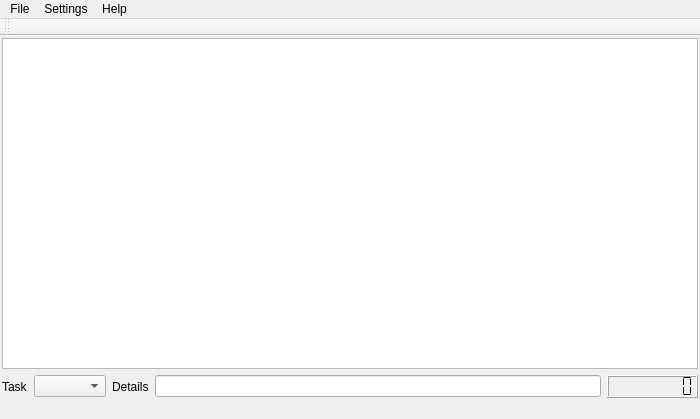
This is ui/whch.ui in Patriciasc/WHCH as Qt 5 draws it before an edit. The edited form follows.
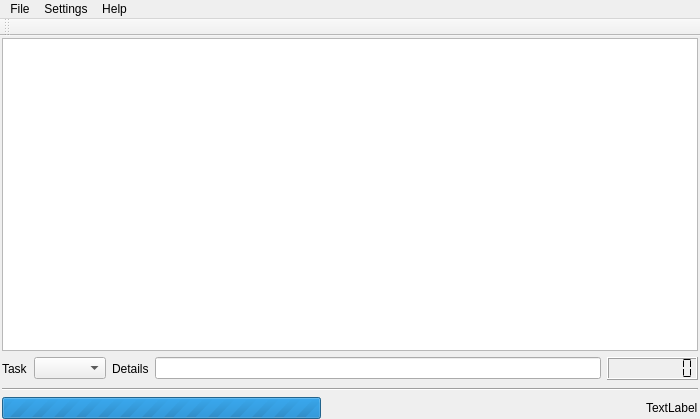
This is the edited form.

Commit message: Replaced Status bar with Status area and added notificacion label.

Diff of the .ui file:
```diff
--- a/ui/whch.ui
+++ b/ui/whch.ui
@@ -119,6 +119,47 @@
       </item>
      </layout>
     </item>
+    <item>
+     <widget class="Line" name="line">
+      <property name="orientation">
+       <enum>Qt::Horizontal</enum>
+      </property>
+     </widget>
+    </item>
+    <item>
+     <layout class="QHBoxLayout" name="horizontalLayout">
+      <item>
+       <widget class="QProgressBar" name="progressBar">
+        <property name="maximum">
+         <number>0</number>
+        </property>
+        <property name="value">
+         <number>-1</number>
+        </property>
+       </widget>
+      </item>
+      <item>
+       <spacer name="horizontalSpacer">
+        <property name="orientation">
+         <enum>Qt::Horizontal</enum>
+        </property>
+        <property name="sizeHint" stdset="0">
+         <size>
+          <width>40</width>
+          <height>20</height>
+         </size>
+        </property>
+       </spacer>
+      </item>
+      <item>
+       <widget class="QLabel" name="label">
+        <property name="text">
+         <string>TextLabel</string>
+        </property>
+       </widget>
+      </item>
+     </layout>
+    </item>
    </layout>
   </widget>
   <widget class="QMenuBar" name="menuBar">
@@ -166,14 +207,6 @@
     <bool>false</bool>
    </attribute>
   </widget>
-  <widget class="QStatusBar" name="statusBar">
-   <property name="layoutDirection">
-    <enum>Qt::RightToLeft</enum>
-   </property>
-   <property name="sizeGripEnabled">
-    <bool>false</bool>
-   </property>
-  </widget>
   <action name="actionQuit">
    <property name="text">
     <string>Quit</string>
```
The commit also changes 6 other files.
